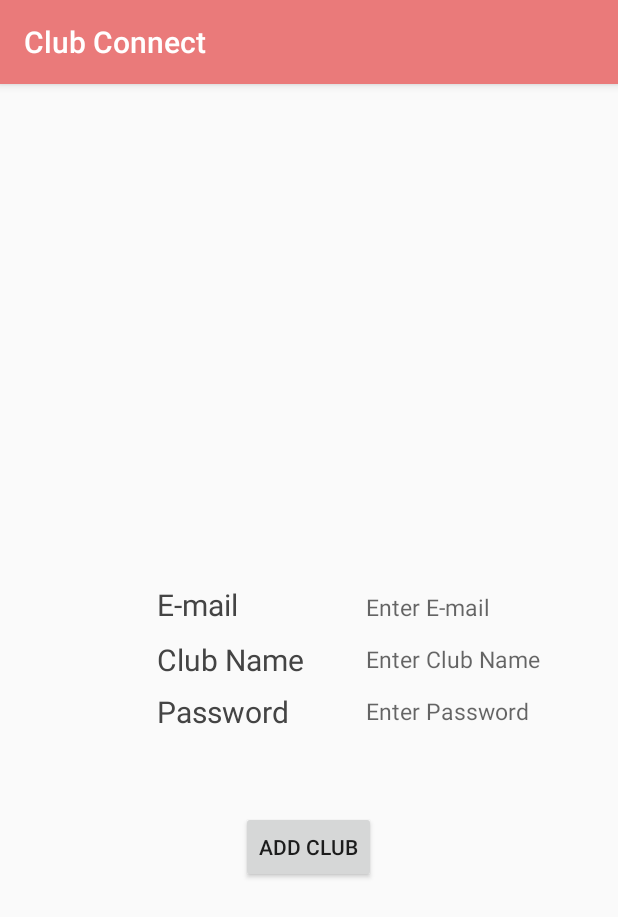
After one commit to Manan-YMCA/ClubConnectApp, an Android app: the AddNewClubActivity screen opened directly, with no data from a screen before it, on a phone screen of 412 x 824 dp. The commit adds this screen. Shown: the top 917 px of the screen. Run offline under Robolectric (Android 15) with nearby library versions, the phone set to English and light mode, and no system bars.

Commit message:
Clubs added, About Us, Club events cardView improved, report a bug and few classes added for admin.

```diff
--- a/app/src/main/AndroidManifest.xml
+++ b/app/src/main/AndroidManifest.xml
@@ -69,9 +69,11 @@
                 android:name="android.support.PARENT_ACTIVITY"
                 android:value="com.manan.dev.clubconnect.DashboardUserActivity" />
         </activity>
-        <activity android:name=".User.UserProfileActivity"
+        <activity
+            android:name=".User.UserProfileActivity"
             android:label="Profile"
-            android:parentActivityName=".DashboardUserActivity"></activity>
+            android:parentActivityName=".DashboardUserActivity" />
+        <activity android:name=".AddNewClubActivity"></activity>
     </application>
 
 </manifest>
--- /dev/null
+++ b/app/src/main/java/com/manan/dev/clubconnect/AddNewClubActivity.java
@@ -0,0 +1,31 @@
+package com.manan.dev.clubconnect;
+
+import android.support.v7.app.AppCompatActivity;
+import android.os.Bundle;
+import android.view.View;
+import android.widget.Button;
+import android.widget.EditText;
+
+public class AddNewClubActivity extends AppCompatActivity {
+
+    EditText etclubName, etEmail, etPassword;
+    Button btnAddClub;
+
+    @Override
+    protected void onCreate(Bundle savedInstanceState) {
+        super.onCreate(savedInstanceState);
+        setContentView(R.layout.activity_add_new_club);
+
+        etclubName = (EditText) findViewById(R.id.et_club_name);
+        etEmail = (EditText) findViewById(R.id.et_email);
+        etPassword = (EditText) findViewById(R.id.et_password);
+        btnAddClub = (Button) findViewById(R.id.btn_add_club);
+
+        btnAddClub.setOnClickListener(new View.OnClickListener() {
+            @Override
+            public void onClick(View v) {
+
+            }
+        });
+    }
+}
--- /dev/null
+++ b/app/src/main/res/layout/activity_add_new_club.xml
@@ -0,0 +1,82 @@
+<?xml version="1.0" encoding="utf-8"?>
+<RelativeLayout xmlns:android="http://schemas.android.com/apk/res/android"
+    xmlns:app="http://schemas.android.com/apk/res-auto"
+    xmlns:tools="http://schemas.android.com/tools"
+    android:layout_width="match_parent"
+    android:layout_height="match_parent"
+    android:orientation="vertical"
+    tools:context="com.manan.dev.clubconnect.AddNewClubActivity">
+
+    <TextView
+        android:id="@+id/email"
+        android:layout_width="wrap_content"
+        android:layout_height="wrap_content"
+        android:layout_alignBaseline="@+id/et_email"
+        android:layout_alignBottom="@+id/et_email"
+        android:layout_alignStart="@+id/clubname"
+        android:text="E-mail"
+        android:textColor="#444"
+        android:textSize="20sp" />
+
+    <EditText
+        android:id="@+id/et_email"
+        android:layout_width="wrap_content"
+        android:layout_height="wrap_content"
+        android:layout_above="@+id/clubname"
+        android:layout_alignStart="@+id/et_club_name"
+        android:backgroundTint="#FAFAFA"
+        android:hint="Enter E-mail"
+        android:textSize="15sp" />
+
+    <TextView
+        android:id="@+id/clubname"
+
+        android:layout_width="wrap_content"
+        android:layout_height="wrap_content"
+        android:layout_centerVertical="true"
+        android:layout_marginEnd="37dp"
+        android:layout_toStartOf="@+id/et_email"
+        android:text="Club Name"
+        android:textColor="#444"
+        android:textSize="20sp" />
+
+    <EditText
+        android:id="@+id/et_club_name"
+        android:layout_width="wrap_content"
+        android:layout_height="wrap_content"
+        android:layout_alignParentEnd="true"
+        android:layout_centerVertical="true"
+        android:layout_marginEnd="48dp"
+        android:backgroundTint="#FAFAFA"
+        android:hint="Enter Club Name"
+        android:textSize="15sp" />
+
+    <TextView
+        android:id="@+id/password"
+        android:layout_width="wrap_content"
+        android:layout_height="wrap_content"
+        android:layout_alignStart="@+id/clubname"
+        android:layout_below="@+id/et_club_name"
+        android:text="Password"
+        android:textColor="#444"
+        android:textSize="20sp" />
+
+    <EditText
+        android:id="@+id/et_password"
+        android:layout_width="wrap_content"
+        android:layout_height="wrap_content"
+        android:layout_alignStart="@+id/et_club_name"
+        android:layout_below="@+id/clubname"
+        android:backgroundTint="#FAFAFA"
+        android:hint="Enter Password"
+        android:textSize="15sp" />
+
+    <Button
+        android:id="@+id/btn_add_club"
+        android:layout_width="wrap_content"
+        android:layout_height="wrap_content"
+        android:layout_below="@+id/et_password"
+        android:layout_centerHorizontal="true"
+        android:layout_marginTop="45dp"
+        android:text="ADD CLUB" />
+</RelativeLayout>
--- a/build.gradle
+++ b/build.gradle
@@ -11,7 +11,7 @@ buildscript {
         }
     }
     dependencies {
-        classpath 'com.android.tools.build:gradle:3.0.0'
+        classpath 'com.android.tools.build:gradle:3.0.1'
         classpath 'com.google.gms:google-services:3.1.0'
         // NOTE: Do not place your application dependencies here; they belong
         // in the individual module build.gradle files
```
Also changed, not shown: app/src/main/java/com/manan/dev/clubconnect/Adapters/UserSingleEventListAdapter.java (+25 -4 lines), app/src/main/java/com/manan/dev/clubconnect/DashboardUserActivity.java (+88 -35 lines), app/src/main/res/layout/content_dashboard_user.xml (+87 -30 lines), app/src/main/res/layout/user_club_single_event_list.xml (+36 -13 lines), app/src/main/res/drawable/stroke_background.png (added).
